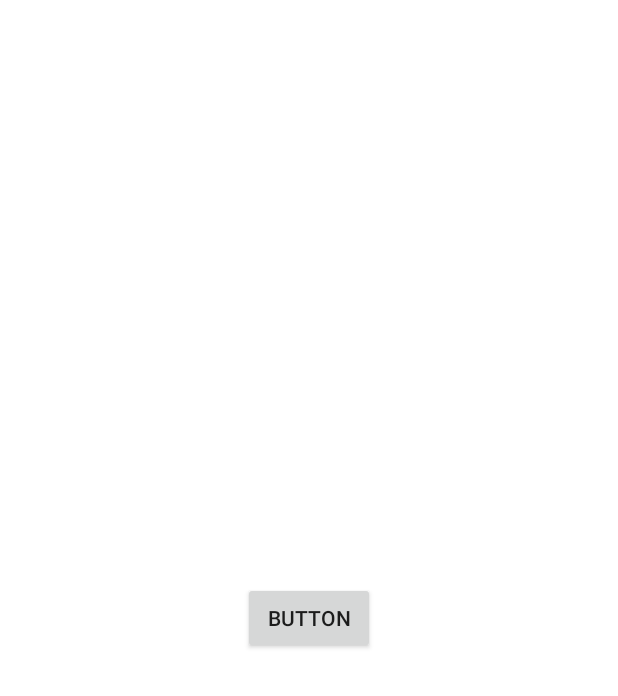
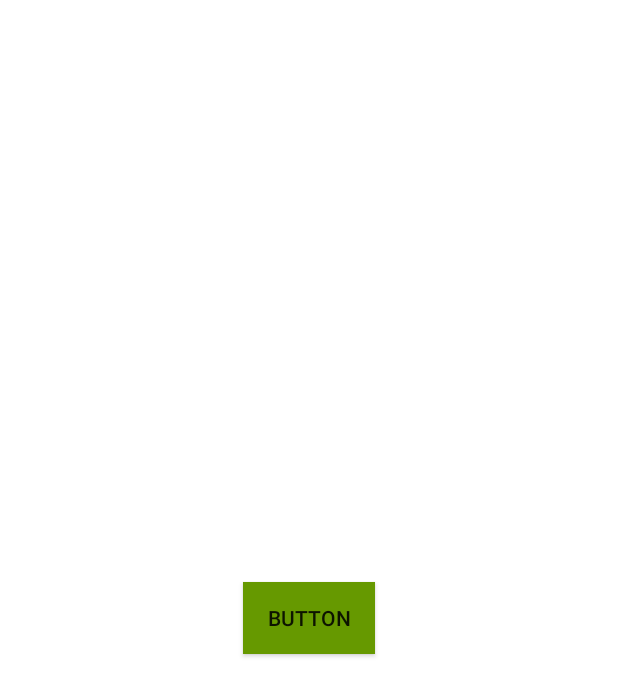
Before and after one commit to IrinaBelenko/gitHelloWorld, an Android app: the screen it shows after launch (MainActivity), on a phone screen of 412 x 824 dp. Shown: the top 696 px of the screen. Run offline under Robolectric (Android 15) with nearby library versions, the phone set to English and light mode, and no system bars.

Commit message:
change button color

```diff
--- a/app/src/main/res/layout/main_activity.xml
+++ b/app/src/main/res/layout/main_activity.xml
@@ -7,6 +7,7 @@
 
     <Button
         android:id="@+id/myButton"
+        android:background="#ff669900"
         android:layout_width="wrap_content"
         android:layout_height="wrap_content"
         android:layout_gravity="center"
```
